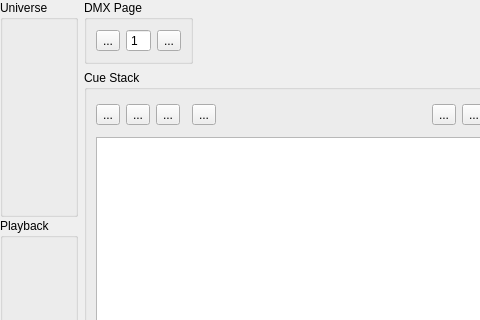
First picture: the form in trunk/ui/src/simpledesk.ui, repository Bondzio/qlc, before the edit; both pictures show x 0 to 480 and y 0 to 320 of the 564 by 434 pixel window.
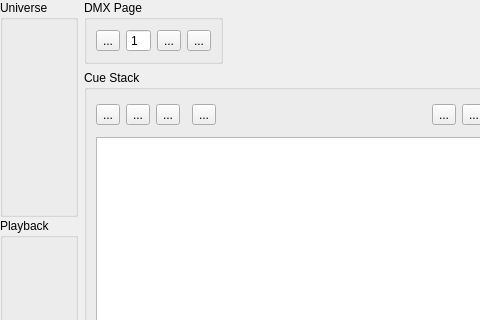
Second picture: the form after the edit. Icons and pictures are not drawn.

Commit message: Universe reset button

What changed in the file:
```diff
--- a/trunk/ui/src/simpledesk.ui
+++ b/trunk/ui/src/simpledesk.ui
@@ -117,6 +117,26 @@
           </property>
          </widget>
         </item>
+        <item>
+         <widget class="QToolButton" name="m_universeResetButton">
+          <property name="toolTip">
+           <string>Reset universe channels to zero</string>
+          </property>
+          <property name="text">
+           <string>...</string>
+          </property>
+          <property name="icon">
+           <iconset resource="qlcui.qrc">
+            <normaloff>:/fileclose.png</normaloff>:/fileclose.png</iconset>
+          </property>
+          <property name="iconSize">
+           <size>
+            <width>32</width>
+            <height>32</height>
+           </size>
+          </property>
+         </widget>
+        </item>
        </layout>
       </widget>
      </item>
```
The commit also changes 4 other files.
